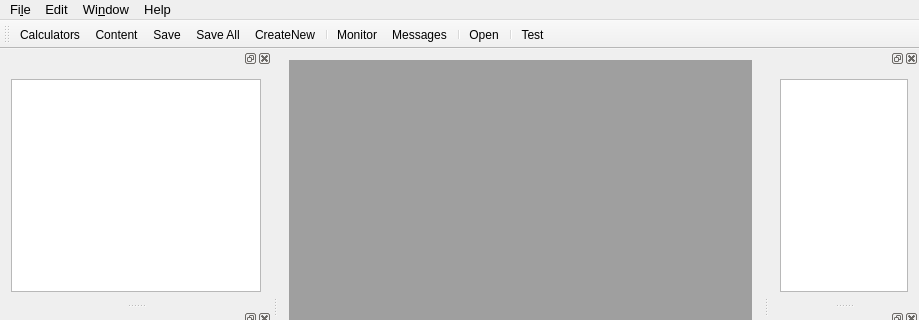
Above: mainwindow.ui from Indy970/QtHPConnect before the change; both pictures show x 0 to 919 and y 0 to 320 of the 919 by 584 pixel window. Below: the same form after it.
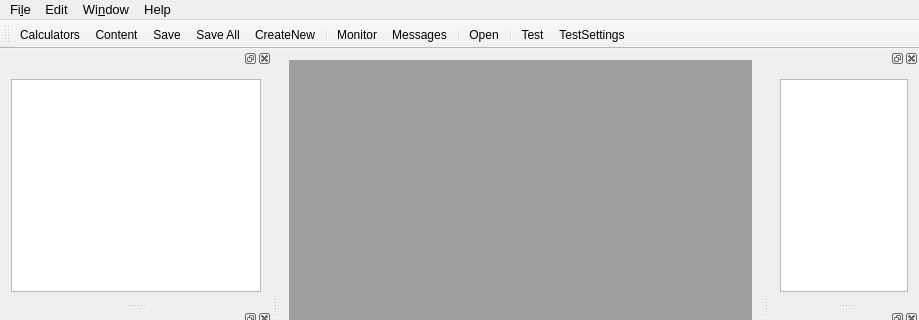
That is the form after the change. Icons and pictures are not drawn.

Commit message: Completed Settings Dialog

```diff
--- a/mainwindow.ui
+++ b/mainwindow.ui
@@ -185,6 +185,7 @@
    <addaction name="actionOpen"/>
    <addaction name="separator"/>
    <addaction name="actionTest"/>
+   <addaction name="actionTestSettings"/>
   </widget>
   <widget class="QDockWidget" name="dwContent_2">
    <property name="sizePolicy">
@@ -480,6 +481,15 @@
     <string>TreePreference</string>
    </property>
   </action>
+  <action name="actionTestSettings">
+   <property name="icon">
+    <iconset resource="qthpconnect.qrc">
+     <normaloff>:/icons/preferences_32x32.png</normaloff>:/icons/preferences_32x32.png</iconset>
+   </property>
+   <property name="text">
+    <string>TestSettings</string>
+   </property>
+  </action>
  </widget>
  <layoutdefault spacing="6" margin="11"/>
  <resources>
```
The commit also changes 12 other files.
